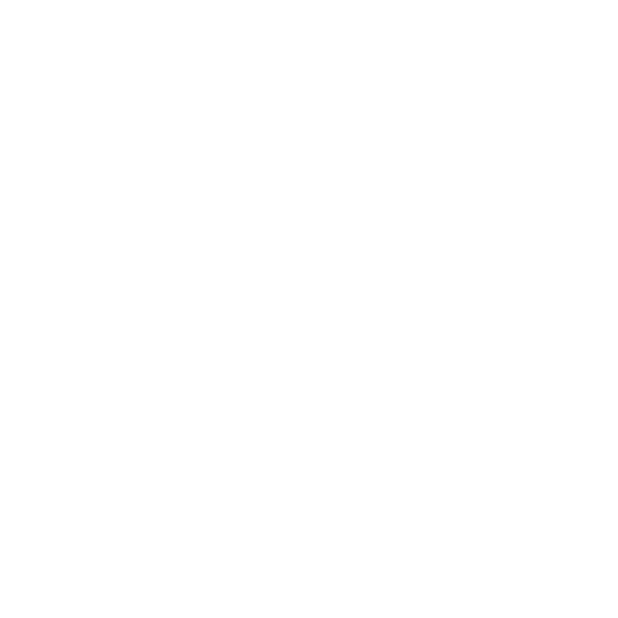
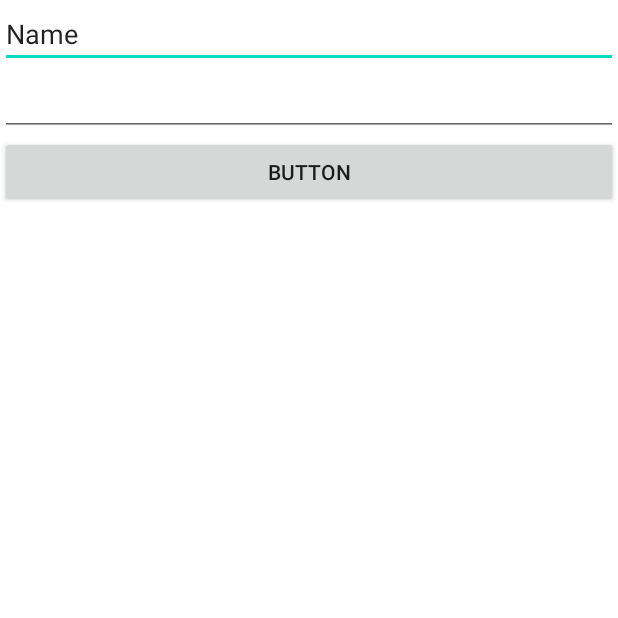
Before and after one commit to Rom2-ls/MyClass, an Android app built with Jetpack Compose: the screen it shows after launch (MainActivity), on a phone screen of 412 x 824 dp, the top half of it. Before the commit the part shown is empty. Run offline under Robolectric (Android 15) with nearby library versions, the phone set to English and light mode, and no system bars.

Commit message:
Premiere version ecran de connexion

```diff
--- a/app/src/main/java/com/example/myclass/MainActivity.kt
+++ b/app/src/main/java/com/example/myclass/MainActivity.kt
@@ -2,6 +2,9 @@ package com.example.myclass
 
 import android.content.Intent
 import android.os.Bundle
+import android.view.View
+import android.widget.Button
+import android.widget.EditText
 import androidx.activity.ComponentActivity
 import androidx.activity.compose.setContent
 import androidx.compose.material.MaterialTheme
@@ -11,9 +14,25 @@ import androidx.compose.runtime.Composable
 import androidx.compose.ui.tooling.preview.Preview
 import com.example.myclass.ui.theme.MyClassTheme
 
+
 class MainActivity : ComponentActivity() {
+    lateinit var username: EditText
+
     override fun onCreate(savedInstanceState: Bundle?) {
         super.onCreate(savedInstanceState)
-//        test
+        setContentView(R.layout.activity_login2)
+
+        val button = findViewById<View>(R.id.loginBtnId)
+        val username = findViewById<EditText>(R.id.username)
+        val password = findViewById<EditText>(R.id.password)
+        button.setOnClickListener(object : View.OnClickListener {
+            override fun onClick(view: View?) {
+                println("TOAST")
+                println(username.text.toString())
+                println(password.text.toString())
+//                println(username.va)
+//                println(password.text.toString())
+            }
+        })
     }
 }
--- a/app/src/main/res/layout/activity_login2.xml
+++ b/app/src/main/res/layout/activity_login2.xml
@@ -6,4 +6,29 @@
     android:layout_height="match_parent"
     tools:context=".LoginActivity">
 
+    <LinearLayout
+        android:layout_width="match_parent"
+        android:layout_height="match_parent"
+        android:orientation="vertical">
+        <EditText
+            android:id="@+id/username"
+            android:layout_width="match_parent"
+            android:layout_height="wrap_content"
+            android:ems="10"
+            android:inputType="textPersonName"
+            android:text="Name" />
+
+        <EditText
+            android:id="@+id/password"
+            android:layout_width="match_parent"
+            android:layout_height="wrap_content"
+            android:ems="10"
+            android:inputType="textPassword" />
+
+        <Button
+            android:id="@+id/loginBtnId"
+            android:layout_width="match_parent"
+            android:layout_height="wrap_content"
+            android:text="Button" />
+    </LinearLayout>
 </androidx.constraintlayout.widget.ConstraintLayout>
```
